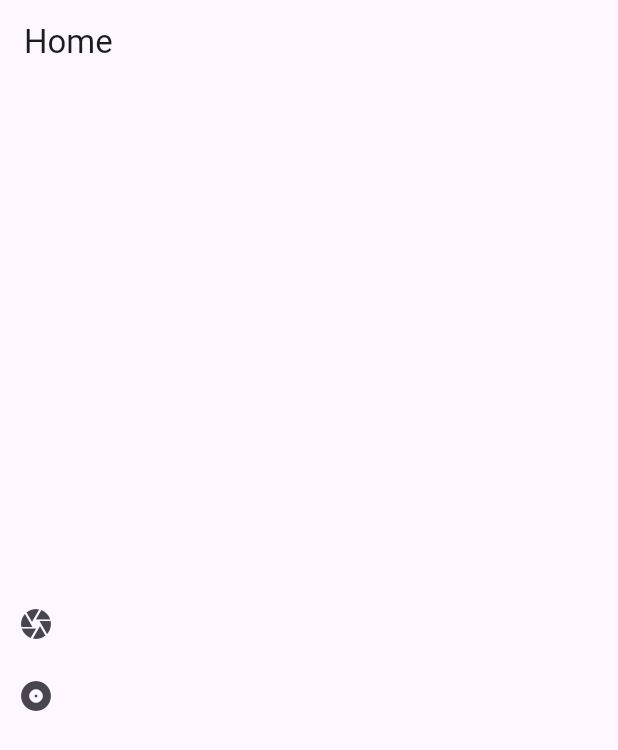
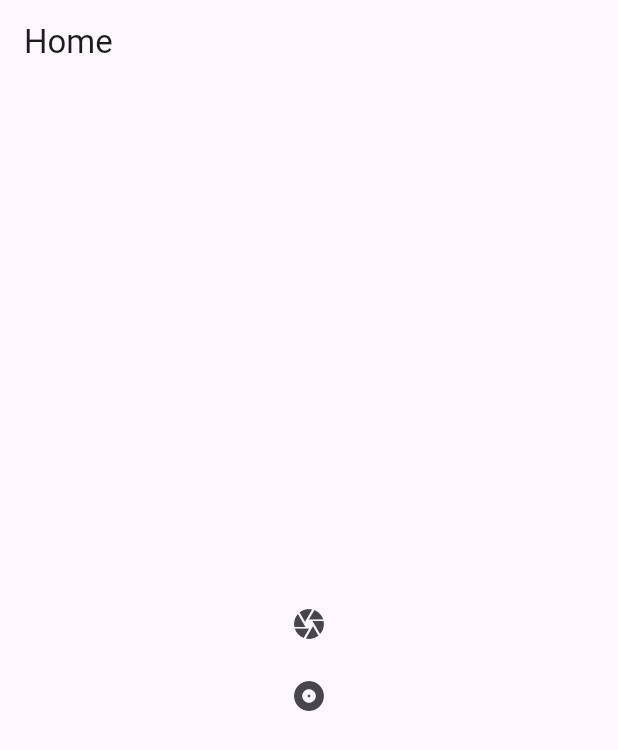
Before and after one commit to tttuuu1234/sample_file_upload_progress_indicator, a Flutter app: the screen it shows after launch, on a phone screen of 412 x 824 dp. Shown: the top 750 px of the screen. Run offline on Flutter 3.47's test engine with Material 3 defaults, Android fonts, the phone set to English and light mode, and no system bars; our stand-ins replace flutter_dotenv, flutter_riverpod, image_picker.

Commit message:
少しコードを綺麗にした

```diff
--- a/lib/home_page.dart
+++ b/lib/home_page.dart
@@ -27,7 +27,10 @@ class _HomePageState extends ConsumerState<HomePage> {
       appBar: AppBar(
         title: const Text('Home'),
       ),
-      body: Stack(
+      body: SizedBox(
+        width: double.infinity,
+        height: double.infinity,
+        child: Stack(
           alignment: Alignment.center,
           children: [
             Column(
@@ -37,15 +40,6 @@ class _HomePageState extends ConsumerState<HomePage> {
                   onPressed: () async {
                     try {
                       final photo = await imagePicker.takePhoto();
-                    if (context.mounted) {
-                      await showGeneralDialog(
-                        context: context,
-                        pageBuilder: (context, animation, secondaryAnimation) {
-                          return const LinearProgressIndicator();
-                        },
-                      );
-                      // await imageUsecase.upload([photo]);
-                    }
                     } catch (e) {}
                   },
                   icon: const Icon(Icons.camera),
@@ -66,20 +60,12 @@ class _HomePageState extends ConsumerState<HomePage> {
               ],
             ),
             if (loading)
-            Center(
-              child: Container(
-                width: double.infinity,
-                height: double.infinity,
-                decoration: const BoxDecoration(
-                  color: Color.fromRGBO(0, 0, 0, 0.2),
-                ),
-                child: CircularProgressIndicator(
+              CircularProgressIndicator(
                 value: progress,
-                  valueColor: const AlwaysStoppedAnimation(Colors.pink),
-                ),
-              ),
+                valueColor: const AlwaysStoppedAnimation(Colors.blue),
               ),
           ],
+        ),
       ),
     );
   }
```
Lines whose indentation alone changed are shown as unchanged.
